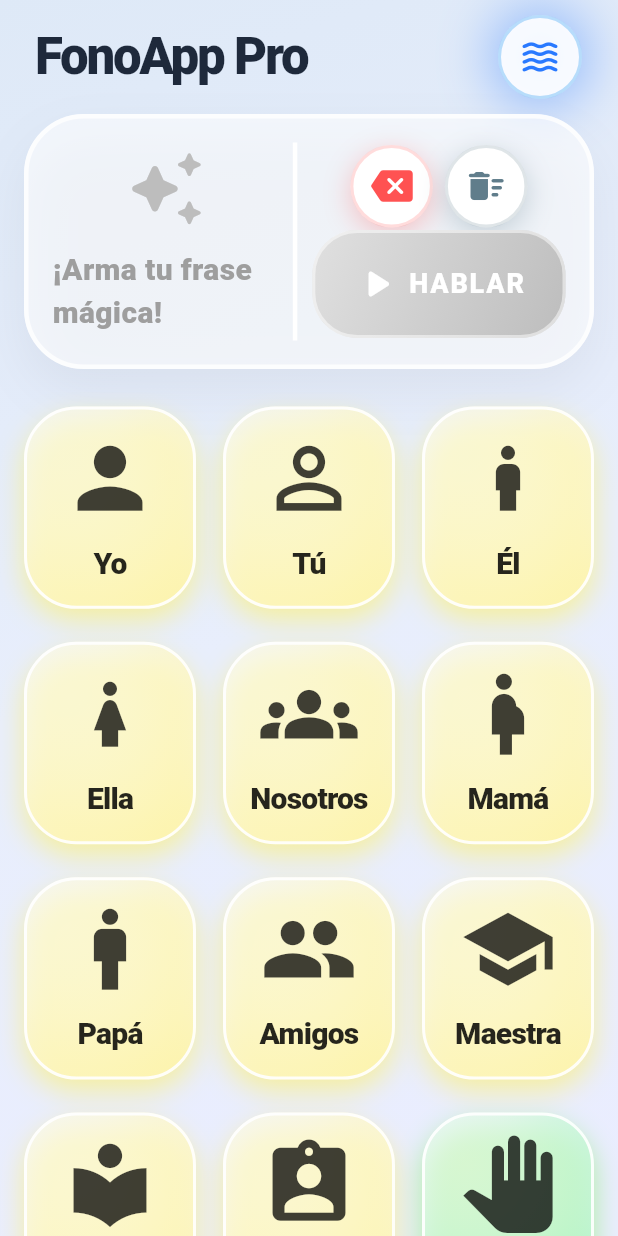
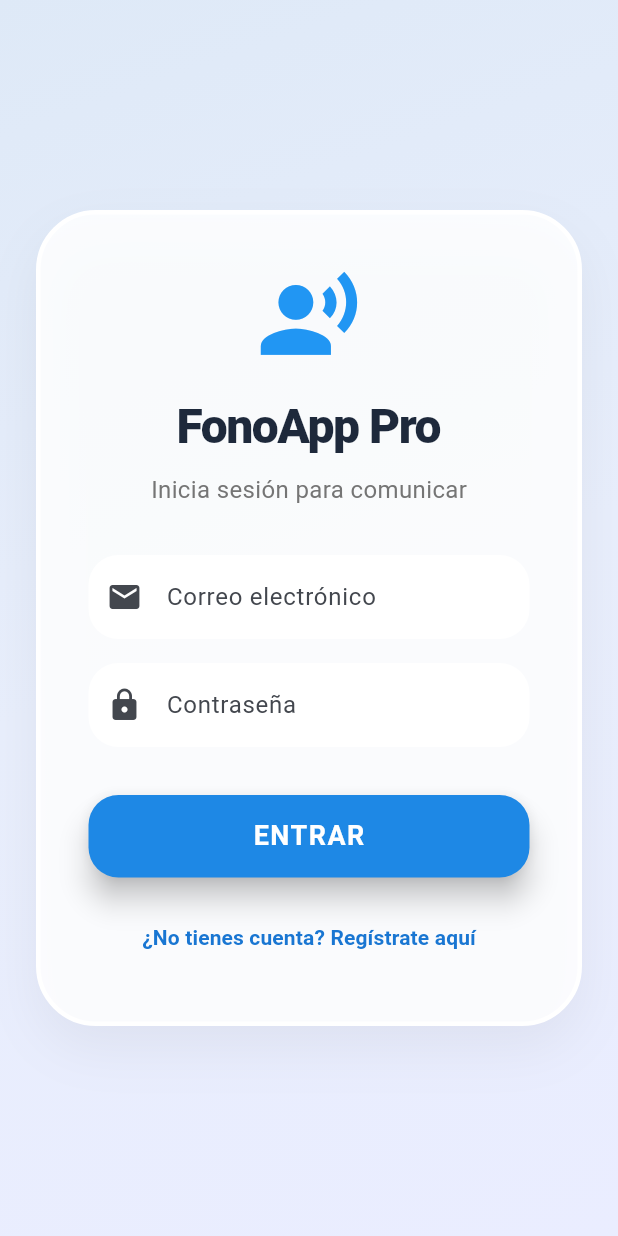
Before and after one commit to matirodriguezo/fono_app_source, a Flutter app: the screen it shows after launch, on a phone screen of 412 x 824 dp. Run offline on Flutter 3.47's test engine with Material 3 defaults, Android fonts, the phone set to English and light mode, and no system bars; our stand-ins replace cloud_firestore, firebase_auth, firebase_core, flutter_tts; accounts and stored records are empty.

Commit message:
MVP listo para produccion

```diff
--- a/lib/main.dart
+++ b/lib/main.dart
@@ -1,8 +1,13 @@
 import 'package:flutter/material.dart';
-import 'screens/tablero_caa_screen.dart';
+import 'package:firebase_core/firebase_core.dart';
+import 'firebase_options.dart';
+import 'screens/auth_gate.dart'; // <--- IMPORTANTE: Importamos el vigilante
 
-void main() {
+void main() async {
   WidgetsFlutterBinding.ensureInitialized();
+  await Firebase.initializeApp(
+    options: DefaultFirebaseOptions.currentPlatform,
+  );
   runApp(const FonoApp());
 }
 
@@ -12,13 +17,13 @@ class FonoApp extends StatelessWidget {
   @override
   Widget build(BuildContext context) {
     return MaterialApp(
-      title: 'SAAC App',
+      title: 'FonoApp Pro',
       theme: ThemeData(
-        colorScheme: ColorScheme.fromSeed(seedColor: Colors.teal),
+        colorScheme: ColorScheme.fromSeed(seedColor: Colors.blue),
         useMaterial3: true,
-        fontFamily: 'Roboto', // Una fuente limpia para lectura
+        fontFamily: 'Roboto',
       ),
-      home: const TableroCAAScreen(),
+      home: const AuthGate(), // <--- IMPORTANTE: El home ahora es el AuthGate
       debugShowCheckedModeBanner: false,
     );
   }
--- /dev/null
+++ b/lib/screens/auth_gate.dart
@@ -0,0 +1,30 @@
+import 'package:firebase_auth/firebase_auth.dart';
+import 'package:flutter/material.dart';
+import 'login_screen.dart';
+import 'tablero_caa_screen.dart';
+
+class AuthGate extends StatelessWidget {
+  const AuthGate({super.key});
+
+  @override
+  Widget build(BuildContext context) {
+    // StreamBuilder escucha los cambios de sesión en tiempo real
+    return StreamBuilder<User?>(
+      stream: FirebaseAuth.instance.authStateChanges(),
+      builder: (context, snapshot) {
+        // Mientras verifica, mostramos carga
+        if (snapshot.connectionState == ConnectionState.waiting) {
+          return const Scaffold(body: Center(child: CircularProgressIndicator(color: Colors.blue)));
+        }
+
+        // Si NO hay datos de usuario, lo mandamos al Login
+        if (!snapshot.hasData) {
+          return const LoginScreen();
+        }
+
+        // Si SÍ hay usuario, lo dejamos pasar al Tablero
+        return const TableroCAAScreen();
+      },
+    );
+  }
+}
--- /dev/null
+++ b/lib/screens/login_screen.dart
@@ -0,0 +1,171 @@
+import 'package:flutter/material.dart';
+import 'package:firebase_auth/firebase_auth.dart';
+import 'dart:math' as math;
+import 'register_screen.dart'; // Importamos la nueva pantalla
+
+class LoginScreen extends StatefulWidget {
+  const LoginScreen({super.key});
+
+  @override
+  State<LoginScreen> createState() => _LoginScreenState();
+}
+
+class _LoginScreenState extends State<LoginScreen> with SingleTickerProviderStateMixin {
+  final _emailController = TextEditingController();
+  final _passwordController = TextEditingController();
+  bool _isLoading = false;
+
+  late AnimationController _bgAnimationController;
+
+  @override
+  void initState() {
+    super.initState();
+    _bgAnimationController = AnimationController(
+      vsync: this,
+      duration: const Duration(seconds: 15),
+    )..repeat(reverse: true);
+  }
+
+  @override
+  void dispose() {
+    _emailController.dispose();
+    _passwordController.dispose();
+    _bgAnimationController.dispose();
+    super.dispose();
+  }
+
+  void _mostrarError(String mensaje) {
+    ScaffoldMessenger.of(context).showSnackBar(
+      SnackBar(
+        content: Text(mensaje, style: const TextStyle(fontWeight: FontWeight.bold)),
+        backgroundColor: Colors.redAccent,
+        behavior: SnackBarBehavior.floating,
+      ),
+    );
+  }
+
+  Future<void> _iniciarSesion() async {
+    setState(() => _isLoading = true);
+    try {
+      await FirebaseAuth.instance.signInWithEmailAndPassword(
+        email: _emailController.text.trim(),
+        password: _passwordController.text.trim(),
+      );
+    } on FirebaseAuthException catch (e) {
+      _mostrarError('Error al entrar: Credenciales incorrectas.');
+    } finally {
+      if (mounted) setState(() => _isLoading = false);
+    }
+  }
+
+  @override
+  Widget build(BuildContext context) {
+    return Scaffold(
+      body: AnimatedBuilder(
+        animation: _bgAnimationController,
+        builder: (context, child) {
+          return Container(
+            decoration: BoxDecoration(
+              gradient: LinearGradient(
+                begin: Alignment.topLeft,
+                end: Alignment.bottomRight,
+                colors: [
+                  Color.lerp(const Color(0xFFE0F2FE), const Color(0xFFF3E8FF), _bgAnimationController.value)!,
+                  Color.lerp(const Color(0xFFF1F5F9), const Color(0xFFE0E7FF), _bgAnimationController.value)!,
+                  Color.lerp(const Color(0xFFE2E8F0), const Color(0xFFDBEAFE), _bgAnimationController.value)!,
+                ],
+                stops: const [0.0, 0.5, 1.0],
+                transform: GradientRotation(_bgAnimationController.value * 2 * math.pi),
+              ),
+            ),
+            child: child,
+          );
+        },
+        child: Center(
+          child: SingleChildScrollView(
+            child: Container(
+              width: 400,
+              padding: const EdgeInsets.all(32),
+              margin: const EdgeInsets.symmetric(horizontal: 24),
+              decoration: BoxDecoration(
+                color: Colors.white.withOpacity(0.85),
+                borderRadius: BorderRadius.circular(40),
+                border: Border.all(color: Colors.white, width: 3),
+                boxShadow: [
+                  BoxShadow(color: Colors.black.withOpacity(0.05), blurRadius: 30, offset: const Offset(0, 15))
+                ],
+              ),
+              child: Column(
+                mainAxisSize: MainAxisSize.min,
+                children: [
+                  Icon(Icons.record_voice_over, size: 70, color: Colors.blue.shade500),
+                  const SizedBox(height: 16),
+                  const Text('FonoApp Pro', style: TextStyle(fontSize: 32, fontWeight: FontWeight.w900, color: Color(0xFF1E293B), letterSpacing: -1)),
+                  const SizedBox(height: 8),
+                  Text('Inicia sesión para comunicar', style: TextStyle(color: Colors.grey.shade600, fontSize: 16)),
+                  const SizedBox(height: 32),
+
+                  TextField(
+                    controller: _emailController,
+                    keyboardType: TextInputType.emailAddress,
+                    decoration: InputDecoration(
+                      labelText: 'Correo electrónico',
+                      prefixIcon: const Icon(Icons.email),
+                      filled: true,
+                      fillColor: Colors.white,
+                      border: OutlineInputBorder(borderRadius: BorderRadius.circular(20), borderSide: BorderSide.none),
+                    ),
+                  ),
+                  const SizedBox(height: 16),
+
+                  TextField(
+                    controller: _passwordController,
+                    obscureText: true,
+                    decoration: InputDecoration(
+                      labelText: 'Contraseña',
+                      prefixIcon: const Icon(Icons.lock),
+                      filled: true,
+                      fillColor: Colors.white,
+                      border: OutlineInputBorder(borderRadius: BorderRadius.circular(20), borderSide: BorderSide.none),
+                    ),
+                  ),
+                  const SizedBox(height: 32),
+
+                  _isLoading
+                    ? const CircularProgressIndicator()
+                    : SizedBox(
+                        width: double.infinity,
+                        height: 55,
+                        child: ElevatedButton(
+                          onPressed: _iniciarSesion,
+                          style: ElevatedButton.styleFrom(
+                            backgroundColor: Colors.blue.shade600,
+                            foregroundColor: Colors.white,
+                            shape: RoundedRectangleBorder(borderRadius: BorderRadius.circular(20)),
+                            elevation: 8,
+                          ),
+                          child: const Text('ENTRAR', style: TextStyle(fontSize: 18, fontWeight: FontWeight.bold, letterSpacing: 1)),
+                        ),
+                      ),
+                  const SizedBox(height: 16),
+
+                  if (!_isLoading)
+                    TextButton(
+                      // AQUÍ ESTÁ LA MAGIA: Navegamos a la nueva pantalla de registro
+                      onPressed: () {
+                        Navigator.push(
+                          context,
+                          MaterialPageRoute(builder: (context) => const RegisterScreen()),
+                        );
+                      },
+                      child: Text('¿No tienes cuenta? Regístrate aquí', style: TextStyle(color: Colors.blue.shade700, fontWeight: FontWeight.w600)),
+                    )
+                ],
+              ),
+            ),
+          ),
+        ),
+      ),
+    );
+  }
+}
--- a/pubspec.yaml
+++ b/pubspec.yaml
@@ -12,6 +12,9 @@ dependencies:
     sdk: flutter
   cupertino_icons: ^1.0.8
   flutter_tts: ^3.8.3
+  firebase_core: ^4.7.0
+  firebase_auth: ^6.4.0
+  cloud_firestore: ^6.3.0
 
 dev_dependencies:
   flutter_test:
```
Also changed, not shown: lib/screens/admin_panel_screen.dart (added, +57 -0 lines), lib/screens/register_screen.dart (added, +206 -0 lines), lib/screens/tablero_caa_screen.dart (+166 -47 lines), firebase.json (added), lib/firebase_options.dart (added), pubspec.lock, 6 other files.
